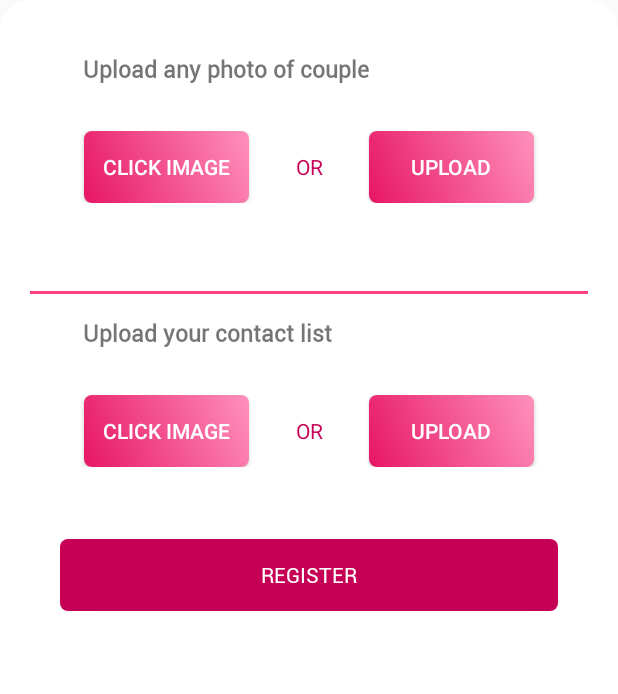
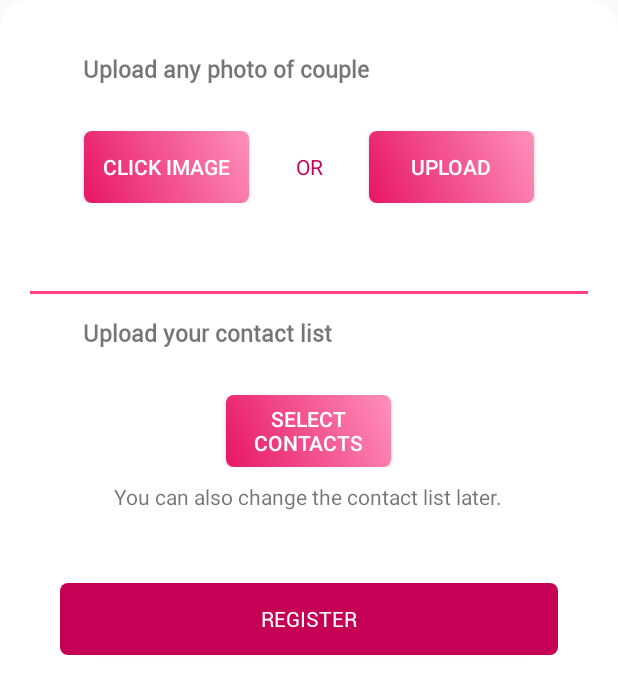
Before and after one commit to abhigupta19/Wedding_app, an Android app: the layout bottomsheet3.xml on its own in the app's theme, with its tools: preview values and no code run, on a phone screen of 412 x 824 dp. Shown: the top 694 px of the screen. Run offline under Robolectric (Android 15) with nearby library versions, the phone set to English and light mode, and no system bars.

Commit message:
Contacts and main page

```diff
--- a/app/src/main/res/layout/activity_main.xml
+++ b/app/src/main/res/layout/activity_main.xml
@@ -11,6 +11,8 @@
         android:paddingTop="10dp"
         android:paddingLeft="5dp"
         android:paddingRight="5dp"
+        android:paddingBottom="10dp"
+        android:clipToPadding="false"
         android:layout_height="match_parent"></androidx.recyclerview.widget.RecyclerView>
     <com.google.android.material.floatingactionbutton.FloatingActionButton
         android:layout_width="wrap_content"
--- a/app/src/main/res/layout/bottomsheet3.xml
+++ b/app/src/main/res/layout/bottomsheet3.xml
@@ -116,24 +116,15 @@
                 android:layout_width="110dp"
                 android:background="@drawable/button_background"
                 android:textColor="@color/accent"
-                android:text="CLICK IMAGE"
+                android:text="Select contacts"
                 android:id="@+id/et_flight_click"
                 android:layout_height="wrap_content"/>
-            <TextView
-                android:text="OR"
-                android:gravity="center_horizontal"
-                android:textColor="@color/primary_darker"
-                android:layout_width="80dp"
-                android:layout_height="wrap_content"/>
-            <Button
-                android:layout_width="110dp"
-                android:background="@drawable/button_background"
-                android:textColor="@color/accent"
-                android:text="UPLOAD"
-                android:id="@+id/et_flight_up"
-                android:layout_height="wrap_content"/>
-
         </LinearLayout>
+        <TextView
+            android:layout_width="wrap_content"
+            android:layout_height="wrap_content"
+            android:paddingTop="10dp"
+            android:text="You can also change the contact list later."></TextView>
         <View
             android:layout_width="80dp"
             android:layout_height="10dp"/>
```
Also changed, not shown: app/src/main/res/values/styles.xml (+12 -0 lines).
